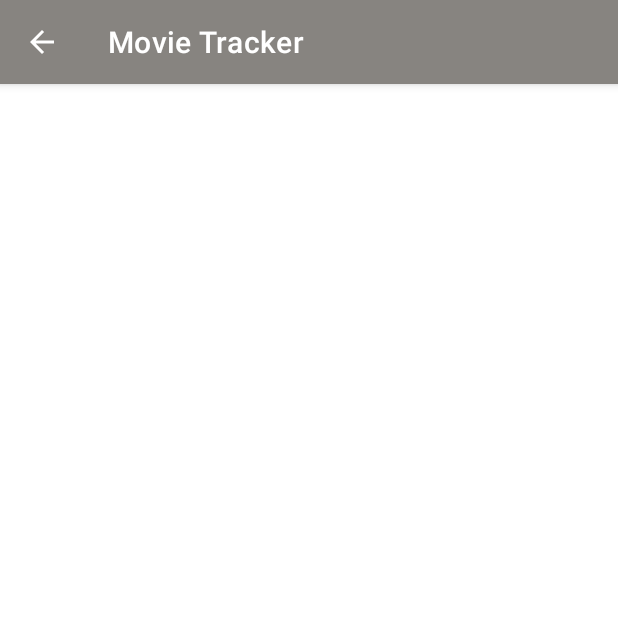
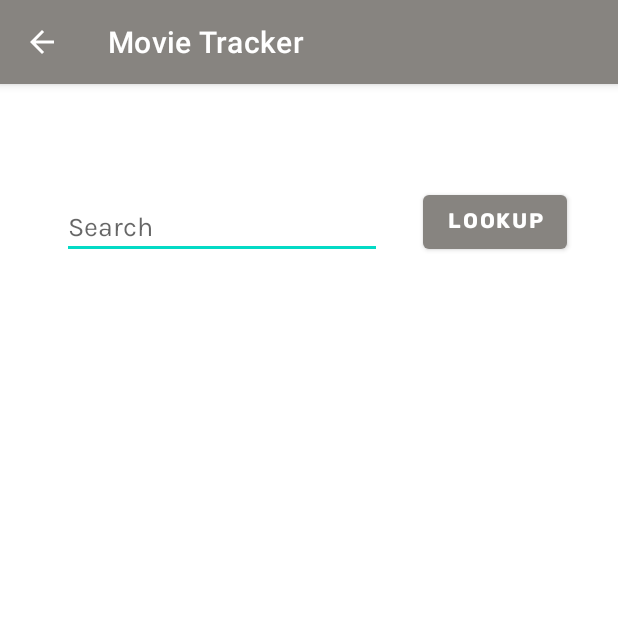
Before and after one commit to maneesha14w/MovieTracker, an Android app: the Search screen opened directly, with no data from a screen before it, on a phone screen of 412 x 824 dp, the top half of it. Run offline under Robolectric (Android 15) with nearby library versions, the phone set to English and light mode, and no system bars.

Commit message:
backend and frontend for search done.

```diff
--- a/app/src/main/java/com/maneesha14w/movietracker/DisplayMovie.java
+++ b/app/src/main/java/com/maneesha14w/movietracker/DisplayMovie.java
@@ -38,7 +38,7 @@ public class DisplayMovie extends AppCompatActivity {
     private void fillListView() {
 
         // get data and append to an datList arrayList
-        Cursor data = dbHelper.getAllData();
+        Cursor data = dbHelper.getAllNonFavorites();
         dataList = new ArrayList<>();
 
         while (data.moveToNext()) { //while has next line of data
--- a/app/src/main/java/com/maneesha14w/movietracker/RegisterMovie.java
+++ b/app/src/main/java/com/maneesha14w/movietracker/RegisterMovie.java
@@ -10,6 +10,7 @@ import android.util.Log;
 import android.view.View;
 import android.widget.AdapterView;
 import android.widget.ArrayAdapter;
+import android.widget.Button;
 import android.widget.EditText;
 import android.widget.Spinner;
 import android.widget.Toast;
@@ -19,6 +20,7 @@ public class RegisterMovie extends AppCompatActivity {
     private EditText et_title, et_year, et_director, et_actors, et_review, et_rating;
     //dbHelper obj
     private DbHelper dbHelper;
+    private Button saveButton;
 
     @Override
     protected void onCreate(Bundle savedInstanceState) {
@@ -31,6 +33,8 @@ public class RegisterMovie extends AppCompatActivity {
         et_actors = findViewById(R.id.et_actors);
         et_review = findViewById(R.id.et_review);
         et_rating = findViewById(R.id.et_rating);
+        saveButton = findViewById(R.id.btn_save);
+
     }
 
     //save btn click method
@@ -77,6 +81,7 @@ public class RegisterMovie extends AppCompatActivity {
         } else {
             dbHelper.insertData(title, year, director, actors, rating, review); //insert data into db
             Toaster(title + " ( " + year + " )" + " has been added successfully!");
+            saveButton.setEnabled(false);
         }
     }
 
--- a/app/src/main/java/com/maneesha14w/movietracker/Search.java
+++ b/app/src/main/java/com/maneesha14w/movietracker/Search.java
@@ -2,13 +2,91 @@ package com.maneesha14w.movietracker;
 
 import androidx.appcompat.app.AppCompatActivity;
 
+import android.database.Cursor;
 import android.os.Bundle;
+import android.view.View;
+import android.widget.ArrayAdapter;
+import android.widget.EditText;
+import android.widget.ListAdapter;
+import android.widget.ListView;
+import android.widget.TextView;
+import android.widget.Toast;
+
+import java.util.ArrayList;
+import java.util.Arrays;
 
 public class Search extends AppCompatActivity {
+    private EditText et_search;
+    private DbHelper dbHelper;
+    private ListView lv_result;
+    private ArrayList<String> results;
+    private TextView tv_result;
+    private ArrayList<String> alreadysearched;
 
     @Override
     protected void onCreate(Bundle savedInstanceState) {
         super.onCreate(savedInstanceState);
         setContentView(R.layout.activity_search);
+
+        et_search = findViewById(R.id.et_search);
+        lv_result = findViewById(R.id.lv_result);
+        tv_result = findViewById(R.id.tv_result);
+        dbHelper = new DbHelper(this);
+        results = new ArrayList<>();
+        alreadysearched = new ArrayList<>();
+    }
+
+    public void searchQuery(View view) {
+        String searchKeyword = et_search.getText().toString().trim().toLowerCase();
+        if (searchKeyword.isEmpty()) {
+            Toaster("Search Query cannot be empty!");
+        }
+
+        if (alreadysearched.contains(searchKeyword)){
+            Toaster("Results already Displayed!");
+        }
+
+        else {
+            alreadysearched.add(searchKeyword);
+            Cursor data = dbHelper.getAllData();
+
+            if (data.getCount() == 0) {
+                Toaster("No such word in the database");
+            }
+            else {
+                while (data.moveToNext()) {
+                    if (data.getString(1).toLowerCase().contains(searchKeyword)) {
+                        results.add(data.getString(1) + " directed by " + data.getString(3) + " ("+ data.getInt(2)+") ");
+                    }
+                    if (data.getString(3).toLowerCase().contains(searchKeyword)) {
+                        results.add(data.getString(3) + " directed " + data.getString(1) + " ("+ data.getInt(2)+") ");
+                    }
+                    if (data.getString(4).toLowerCase().contains(searchKeyword)) {
+                        String fullName = "";
+                        ArrayList<String> actors = new ArrayList<>(Arrays.asList(data.getString(4).split(",")));
+                        for (String name : actors) {
+                            if (name.toLowerCase().trim().contains(searchKeyword)) {
+                                fullName = name;
+                            }
+                        }
+                        results.add(fullName+ " starred in " + data.getString(1) + " ("+ data.getInt(2)+") ");
+                    }
+                }
+
+                showResult();
+            }
+        }
+
+    }
+
+    private void showResult() {
+        //create the list adapter and set the adapter
+        ListAdapter adapter = new ArrayAdapter<>(this, android.R.layout.simple_list_item_1, results);
+        lv_result.setAdapter(adapter);
+        tv_result.setVisibility(View.VISIBLE);
+    }
+
+    private void Toaster(String msg) {
+        Toast.makeText(this, msg, Toast.LENGTH_SHORT).show();
     }
 }
--- a/app/src/main/res/layout/activity_register_movie.xml
+++ b/app/src/main/res/layout/activity_register_movie.xml
@@ -30,7 +30,7 @@
         android:ems="10"
         android:fontFamily="@font/karla"
         android:hint="@string/title"
-        android:inputType="textCapSentences"
+        android:inputType="textCapWords"
         app:layout_constraintEnd_toEndOf="parent"
         app:layout_constraintHorizontal_bias="0.5"
         app:layout_constraintStart_toStartOf="parent"
--- a/app/src/main/res/layout/activity_search.xml
+++ b/app/src/main/res/layout/activity_search.xml
@@ -6,4 +6,56 @@
     android:layout_height="match_parent"
     tools:context=".Search">
 
+    <Button
+        android:id="@+id/btn_lookup"
+        android:layout_width="wrap_content"
+        android:layout_height="wrap_content"
+        android:layout_marginStart="30dp"
+        android:layout_marginTop="68dp"
+        android:layout_marginEnd="37dp"
+        android:fontFamily="@font/rubik_bold"
+        android:onClick="searchQuery"
+        android:text="@string/lookup"
+        app:layout_constraintEnd_toEndOf="parent"
+        app:layout_constraintStart_toEndOf="@+id/et_search"
+        app:layout_constraintTop_toTopOf="parent" />
+
+    <EditText
+        android:id="@+id/et_search"
+        android:layout_width="wrap_content"
+        android:layout_height="wrap_content"
+        android:layout_marginStart="41dp"
+        android:layout_marginTop="73dp"
+        android:ems="10"
+        android:fontFamily="@font/karla"
+        android:hint="@string/search"
+        android:importantForAutofill="no"
+        android:inputType="textPersonName"
+        app:layout_constraintStart_toStartOf="parent"
+        app:layout_constraintTop_toTopOf="parent" />
+
+    <ListView
+        android:id="@+id/lv_result"
+        android:layout_width="411dp"
+        android:layout_height="492dp"
+        app:layout_constraintBottom_toBottomOf="parent"
+        app:layout_constraintEnd_toEndOf="parent"
+        app:layout_constraintStart_toStartOf="parent" />
+
+    <TextView
+        android:id="@+id/tv_result"
+        android:layout_width="wrap_content"
+        android:layout_height="wrap_content"
+        android:layout_marginTop="160dp"
+        android:layout_marginBottom="120dp"
+        android:fontFamily="@font/rubik_bold"
+        android:gravity="center_horizontal"
+        android:text="@string/result"
+        android:textSize="30sp"
+        android:visibility="invisible"
+        app:layout_constraintBottom_toTopOf="@+id/lv_result"
+        app:layout_constraintEnd_toEndOf="parent"
+        app:layout_constraintHorizontal_bias="0.5"
+        app:layout_constraintStart_toStartOf="parent"
+        app:layout_constraintTop_toBottomOf="@+id/et_search" />
 </androidx.constraintlayout.widget.ConstraintLayout>
--- a/app/src/main/res/values/strings.xml
+++ b/app/src/main/res/values/strings.xml
@@ -25,6 +25,10 @@
     <string name="your_reviewTv">Your Review</string>
     <string name="ratingTv">Rating :</string>
     <string name="update">Update</string>
+    <string name="lookup">Lookup</string>
+    <string name="result">Result</string>
+    <string name="find_movie">Find Movie</string>
+    <string name="your_movies">Your Movies</string>
 
     <string-array name="rating_array">
         <item>Rating</item>
```
Also changed, not shown: app/src/main/AndroidManifest.xml (+4 -7 lines), app/src/main/java/com/maneesha14w/movietracker/DbHelper.java (+13 -6 lines), app/src/main/java/com/maneesha14w/movietracker/MovieInfo.java (+10 -5 lines), app/src/main/java/com/maneesha14w/movietracker/MovieRating.java (added, +14 -0 lines), app/src/main/java/com/maneesha14w/movietracker/Ratings.java (+45 -0 lines), app/src/main/res/layout/activity_movie_rating.xml (added, +9 -0 lines), app/src/main/res/layout/activity_ratings.xml (+48 -0 lines).
